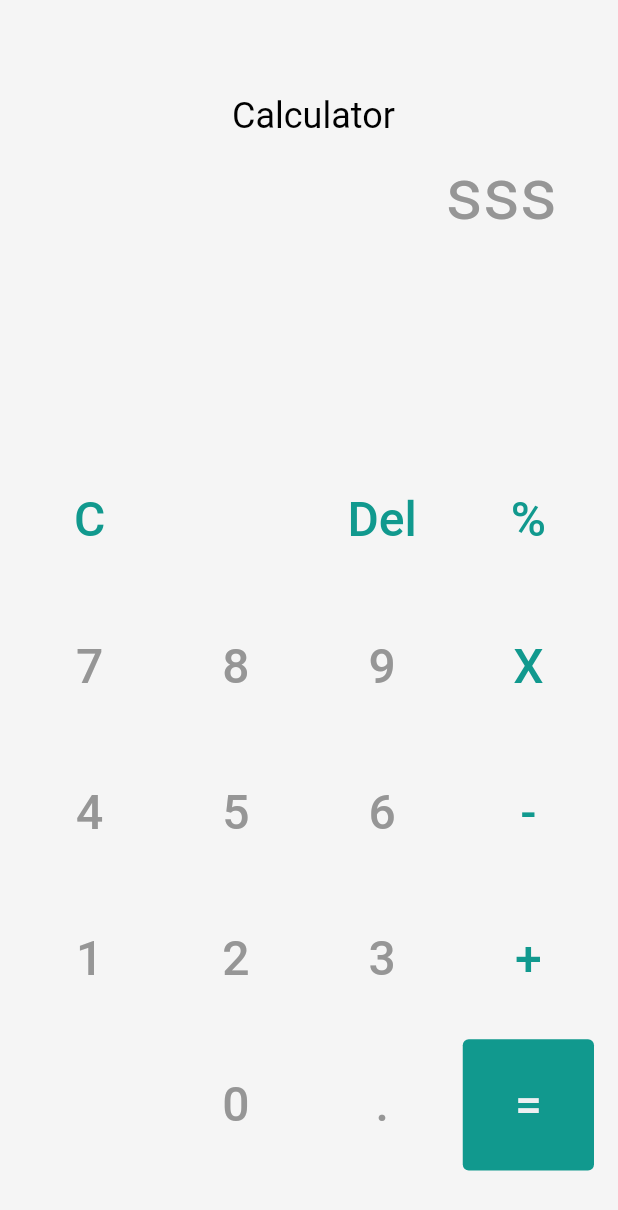
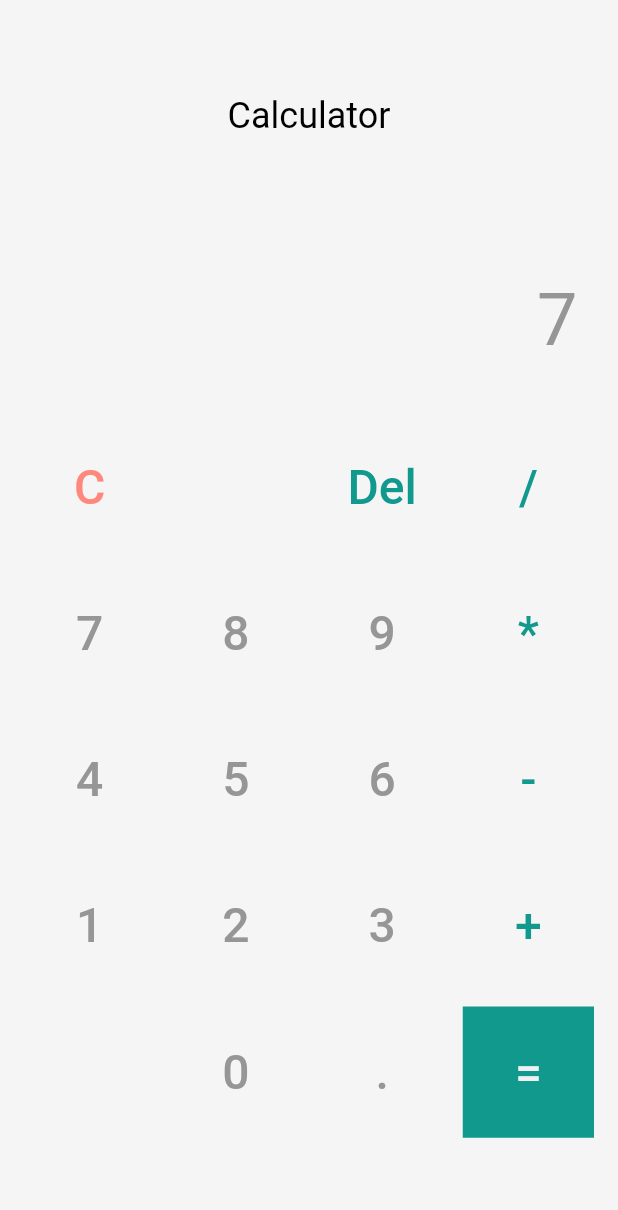
Before and after one commit to pascariandrei/lab3, a Flutter app: the screen it shows after launch, after a tap on an icon or button, on a phone screen of 412 x 824 dp. Shown: the top 1210 px of the screen. Run offline on Flutter 3.47's test engine with Material 2 defaults, Android fonts, the phone set to English and light mode, and no system bars; Roboto replaces fonts that are missing (SFProText-Regular).

```diff
--- /dev/null
+++ b/lib/Controllers/calculator-controller.dart
@@ -0,0 +1,6 @@
+class CalculatorController extends GetxController {
+
+}
+
+class GetxController {
+}
--- a/lib/main.dart
+++ b/lib/main.dart
@@ -1,5 +1,5 @@
 import 'package:flutter/material.dart';
-import 'package:flutter_calculator/widgets/homepage_widget.dart';
+import 'package:flutter_calculator/widgets/grid_widget.dart';
 
 void main() {
   runApp(const MyApp());
@@ -14,8 +14,12 @@ class MyApp extends StatelessWidget {
     return  MaterialApp(
       title: 'Flutter Demo',
       theme: ThemeData(),
-      home: HomePage(),
+      home: GridWidget(),
 
     );
   }
 }
+
+class GetMaterialApp {
+
+}
--- a/lib/widgets/buttons_widget.dart
+++ /dev/null
@@ -1,32 +0,0 @@
-import 'package:flutter/material.dart';
-import 'package:flutter_calculator/widgets/grid_widget.dart';
-import 'package:flutter_calculator/widgets/output_widget.dart';
-
-import '../resources/custom_colors.dart';
-import '../resources/text_styles.dart';
-
-class ButtonWidget extends StatefulWidget {
-  const ButtonWidget({Key? key}) : super(key: key);
-
-  @override
-  State<ButtonWidget> createState() => _ButtonWidgetState();
-}
-
-class _ButtonWidgetState extends State<ButtonWidget> {
-  List<String> buttons = ['1', '2', '3', '4'];
-
-  @override
-  Widget build(BuildContext context) {
-    return Scaffold(
-        body: Container(
-      color: Color(0xFFF5F5F5),
-      padding: const EdgeInsets.only(bottom: 0, top: 63),
-      child:
-          GridWidget(),
-
-          // ButtonWidget()
-
-      ),
-    );
-  }
-}
--- a/lib/widgets/grid_widget.dart
+++ b/lib/widgets/grid_widget.dart
@@ -1,6 +1,4 @@
-import 'package:flutter/cupertino.dart';
 import 'package:flutter/material.dart';
-
 import '../resources/custom_colors.dart';
 import '../resources/text_styles.dart';
 import 'btn-widget.dart';
@@ -13,35 +11,66 @@ class GridWidget extends StatefulWidget {
 }
 
 class _GridWidgetState extends State<GridWidget> {
-  int? firstNum;
-  int? secondNum;
-  String? log;
-  String? result='';
-  String? textDisplay='';
-  String? operation;
+   late double firstNum;
+   late double secondNum;
+  String history = '';
+  String result = '';
+  String textDisplay = '';
+  String operation = '';
+  double dbl = 0.0;
 
   void btnOnClick(String el) {
     if (el == 'C') {
-      textDisplay = '0';
+      textDisplay = '';
       firstNum = 0;
       secondNum = 0;
-      result = 'a';
-    }else if(el == '1'){
-      textDisplay = '1';
-    }else if(el == '2'){
-      textDisplay = '2';
+      result = '';
+      history = '';
+    } else if (el == '+' || el == '-' || el == '*' || el == '/') {
+      firstNum =double.parse(textDisplay) ;
+      result = '';
+      history = "${firstNum.toString().substring(0, firstNum.toString().length - 2)} $el ";
+      operation = el;
+    } else if (el == '=') {
+      secondNum = double.parse(textDisplay);
+      if (operation == '+') {
+        result = (firstNum + secondNum).toString();
+        history = "$firstNum + $secondNum";
+      }
+      if (operation == '-') {
+        result = (firstNum - secondNum).toString();
+        history = "$firstNum - $secondNum";
+      }
+      if (operation == '*') {
+        result = (firstNum * secondNum).toString();
+        history = "$firstNum * $secondNum";
+      }
+      if (operation == '/') {
+        result = (firstNum / secondNum).toString();
+        history = "$firstNum / $secondNum";
+      }
+    } else if (el == 'Del') {
+      firstNum = double.parse(textDisplay);
+      result = firstNum.toString().substring(0, firstNum.toString().length - 1);
+    }
+    else {
+      result = "$textDisplay$el";
     }
     setState(() {
-      result = textDisplay;
+      textDisplay = result;
     });
   }
 
   @override
   Widget build(BuildContext context) {
-    return Column(
+    return Scaffold(
+      body: Container(
+        color: Color(0xFFF5F5F5),
+        padding: const EdgeInsets.only(bottom: 0, top: 63),
+        child: Column(
           children: [
             Text(
-          ' Calculator',
+              'Calculator',
               style: TextStyles.sfprotextRegular25
                   .copyWith(color: CustomColor.black, fontSize: 24),
             ),
@@ -51,22 +80,23 @@ class _GridWidgetState extends State<GridWidget> {
                   alignment: Alignment.center,
                 ),
               ],
-        ),Column(
-          children: [
+            ),
+            SizedBox(height: 20),
             Container(
-              padding: const EdgeInsets.only(left:270,bottom: 49.78,top:10 ),
+              alignment: Alignment(1.0, 2.0),
+              padding: const EdgeInsets.only(left: 5, bottom: 18, right: 10),
               width: 358,
-              child: Text('sss',
-                  style: TextStyles.sfprotextRegular25
-                      .copyWith(color: Color(0xFF969696), fontSize: 48)),
-            ), Container(
-              padding: const EdgeInsets.only(left:270 ),
-              width: 358,
-              child: Text('$result',
+              child: Text(history,
                   style: TextStyles.sfprotextRegular25
                       .copyWith(color: Color(0xFF969696), fontSize: 48)),
             ),
-          ],
+            Container(
+              alignment: Alignment(1.0, 1.0),
+              padding: const EdgeInsets.only(left: 5),
+              width: 358,
+              child: Text(result,
+                  style: TextStyles.sfprotextRegular25
+                      .copyWith(color: Color(0xFF969696), fontSize: 48)),
             ),
             Expanded(
               flex: 3,
@@ -79,14 +109,14 @@ class _GridWidgetState extends State<GridWidget> {
                     mainAxisSpacing: 10,
                     crossAxisCount: 4,
                     children: <Widget>[
-                  Button(text: 'C', color: 0xFF11998E, click: btnOnClick),
+                      Button(text: 'C', color: 0xFFFF887D, click: btnOnClick),
                       SizedBox(),
                       Button(text: 'Del', color: 0xFF11998E, click: btnOnClick),
-                  Button(text: '%', color: 0xFF11998E, click: btnOnClick),
+                      Button(text: '/', color: 0xFF11998E, click: btnOnClick),
                       Button(text: '7', color: 0xFF969696, click: btnOnClick),
                       Button(text: '8', color: 0xFF969696, click: btnOnClick),
                       Button(text: '9', color: 0xFF969696, click: btnOnClick),
-                  Button(text: 'X', color: 0xFF11998E, click: btnOnClick),
+                      Button(text: '*', color: 0xFF11998E, click: btnOnClick),
                       Button(text: '4', color: 0xFF969696, click: btnOnClick),
                       Button(text: '5', color: 0xFF969696, click: btnOnClick),
                       Button(text: '6', color: 0xFF969696, click: btnOnClick),
@@ -98,21 +128,16 @@ class _GridWidgetState extends State<GridWidget> {
                       SizedBox(),
                       Button(text: '0', color: 0xFF969696, click: btnOnClick),
                       Button(text: '.', color: 0xFF969696, click: btnOnClick),
-                  TextButton(
-                    style: TextButton.styleFrom(
-                      backgroundColor: Color(0xFF11998E),
-                    ),
-                    onPressed: () {},
-                    child: Text(
-                      '=',
-                      style: TextStyles.sfprotextRegular25
-                          .copyWith(color: Color(0xFFEEF0F2), fontSize: 32),
-                    ),
-                  ),
+                      Container(
+                          color: Color(0xFF11998E),
+                          child: Button(
+                              text: '=', color: 0xFFEEF0F2, click: btnOnClick)),
                     ]),
               ),
             ),
           ],
+        ),
+      ),
     );
   }
 }
--- a/lib/widgets/homepage_widget.dart
+++ /dev/null
@@ -1,16 +0,0 @@
-import 'package:flutter/material.dart';
-import 'package:flutter_calculator/widgets/buttons_widget.dart';
-
-
-class HomePage extends StatelessWidget {
-  const HomePage({Key? key}) : super(key: key);
-
-  @override
-  Widget build(BuildContext context) {
-   return Scaffold(
-      body: Container(
-      child: ButtonWidget(),
-      )
-    );
-  }
-}
--- a/lib/widgets/output_widget.dart
+++ /dev/null
@@ -1,34 +0,0 @@
-import 'package:flutter/material.dart';
-import '../resources/custom_colors.dart';
-import '../resources/text_styles.dart';
-import '../widgets/grid_widget.dart';
-
-class OutPutWidget extends StatefulWidget {
-  const OutPutWidget({Key? key}) : super(key: key);
-
-  @override
-  State<OutPutWidget> createState() => _OutPutWidgetState();
-}
-
-class _OutPutWidgetState extends State<OutPutWidget> {
-  @override
-  Widget build(BuildContext context) {
-    return Column(
-      children: [
-        Container(
-          padding: const EdgeInsets.only(left:270,bottom: 49.78,top:10 ),
-          width: 358,
-          child: Text('sss',
-            style: TextStyles.sfprotextRegular25
-                .copyWith(color: CustomColor.deYork, fontSize: 48)),
-        ), Container(
-          padding: const EdgeInsets.only(left:270 ),
-          width: 358,
-          child: Text('Out',
-              style: TextStyles.sfprotextRegular25
-                  .copyWith(color: Color(0xFF969696), fontSize: 48)),
-        ),
-      ],
-    );
-  }
-}
--- a/pubspec.yaml
+++ b/pubspec.yaml
@@ -33,9 +33,11 @@ dependencies:
     sdk: flutter
 
 
+
   # The following adds the Cupertino Icons font to your application.
   # Use with the CupertinoIcons class for iOS style icons.
   cupertino_icons: ^1.0.2
+  get: ^4.6.5
 
 dev_dependencies:
   flutter_test:
```
Also changed, not shown: pubspec.lock. Lines whose indentation alone changed are shown as unchanged.
